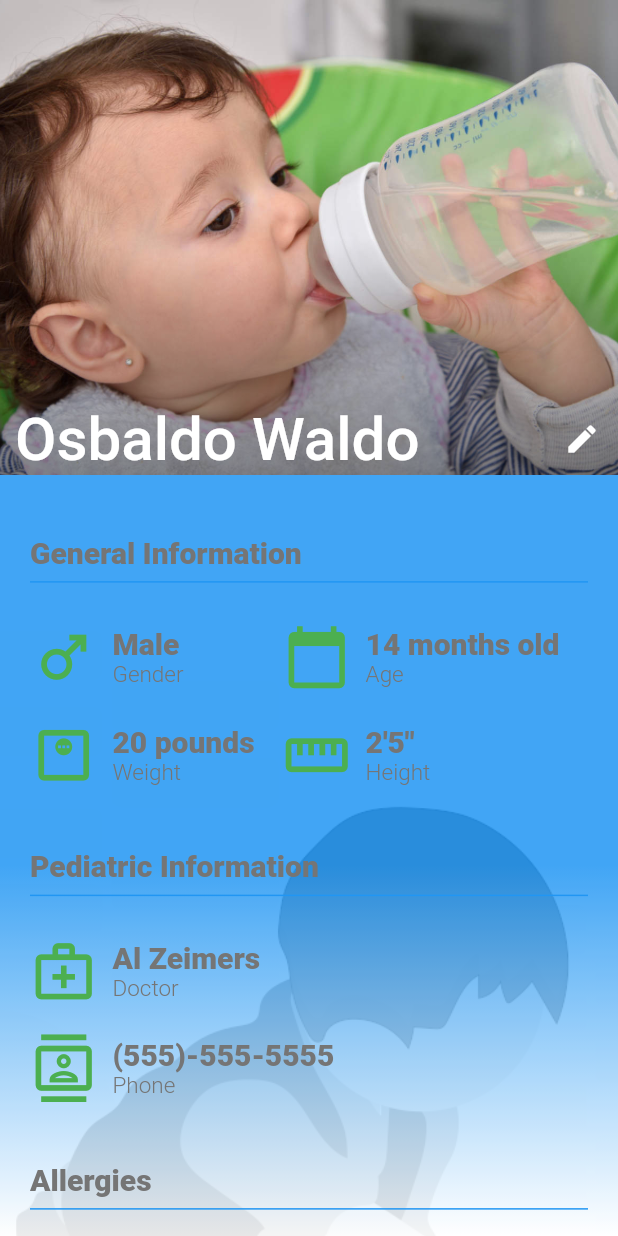
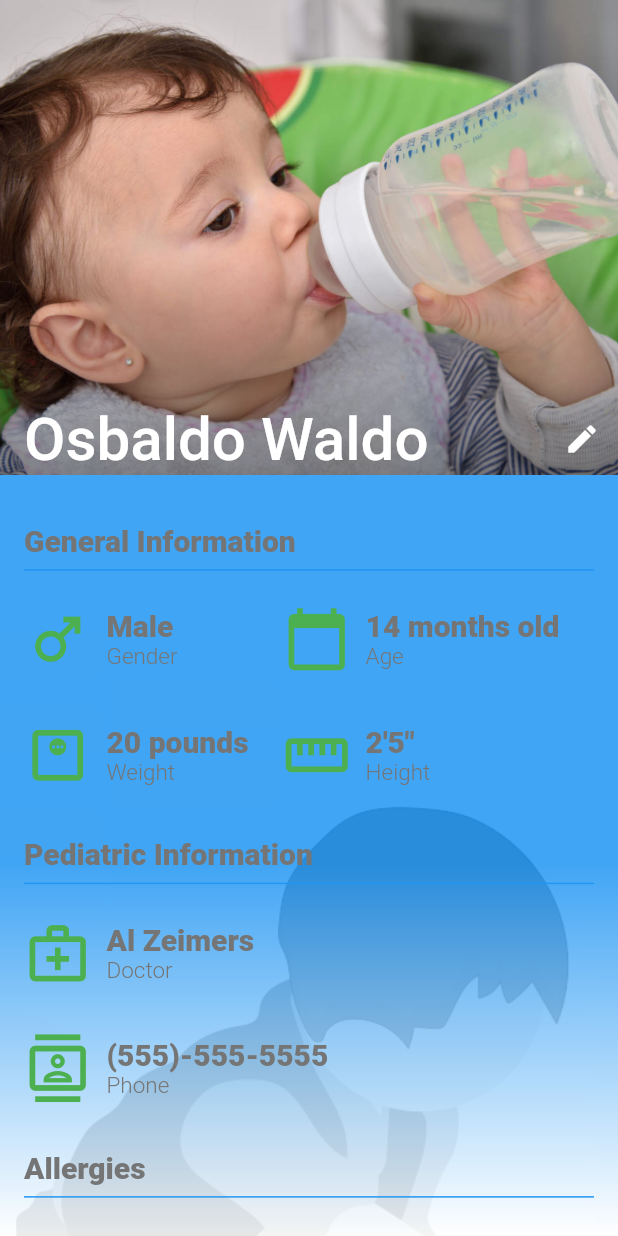
Before and after one commit to acm-projects/BabyQuest, a Flutter app: the ProfilePage screen opened directly, on a phone screen of 412 x 824 dp. Run offline on Flutter 3.47's test engine with Material 2 defaults, Android fonts, the phone set to English and light mode, and no system bars; our stand-ins replace cloud_firestore, firebase_auth, firebase_core, flutter_spinkit, flutter_svg, font_awesome_flutter and 3 more; accounts and stored records are empty; network calls fail.

Commit message:
changed margins

```diff
--- a/client/lib/pages/main/home_page.dart
+++ b/client/lib/pages/main/home_page.dart
@@ -40,7 +40,7 @@ class _HomePageState extends State<HomePage> {
           ),
           backgroundColor: Colors.green,
         ),
-        body: Column(
+        body: ListView(
           children: [
             Center(
               child: Stack(
--- a/client/lib/pages/main/profile_page.dart
+++ b/client/lib/pages/main/profile_page.dart
@@ -11,8 +11,6 @@ class ProfilePage extends StatelessWidget {
   @override
   Widget build(BuildContext context) {
     return Scaffold(
-      backgroundColor: Theme.of(context).colorScheme.primaryVariant,
-      //backgroundColor: Colors.white,
       body: Container(
         decoration: BoxDecoration(
           gradient: LinearGradient(
@@ -60,7 +58,7 @@ class ProfilePage extends StatelessWidget {
                             Align(
                               alignment: Alignment.bottomLeft,
                               child: Container(
-                                padding: const EdgeInsets.only(left: 10),
+                                padding: const EdgeInsets.only(left: 16),
                                 child: const Text(
                                   'Osbaldo Waldo',
                                   style: TextStyle(
@@ -95,11 +93,11 @@ class ProfilePage extends StatelessWidget {
                       ),
                     ),
                     child: Padding(
-                      padding: const EdgeInsets.symmetric(horizontal: 20),
+                      padding: const EdgeInsets.symmetric(horizontal: 16),
                       child: Column(
                         children: [
                           Padding(
-                            padding: const EdgeInsets.only(top: 40),
+                            padding: const EdgeInsets.only(top: 32),
                             child: Column(
                               mainAxisSize: MainAxisSize.max,
                               mainAxisAlignment: MainAxisAlignment.start,
@@ -120,7 +118,7 @@ class ProfilePage extends StatelessWidget {
                                 ),
                                 Container(
                                   padding:
-                                      const EdgeInsets.symmetric(vertical: 20),
+                                      const EdgeInsets.symmetric(vertical: 16),
                                   child: Row(
                                     children: [
                                       Column(
@@ -133,7 +131,7 @@ class ProfilePage extends StatelessWidget {
                                             bottomText: 'Gender',
                                           ),
                                           SizedBox(
-                                            height: 20,
+                                            height: 32,
                                           ),
                                           IconInformation(
                                             iconData:
@@ -154,7 +152,7 @@ class ProfilePage extends StatelessWidget {
                                             bottomText: 'Age',
                                           ),
                                           SizedBox(
-                                            height: 20,
+                                            height: 32,
                                           ),
                                           IconInformation(
                                             iconData: Icons.straighten,
@@ -171,7 +169,7 @@ class ProfilePage extends StatelessWidget {
                             ),
                           ),
                           Padding(
-                            padding: const EdgeInsets.only(top: 20),
+                            padding: const EdgeInsets.only(top: 16),
                             child: Column(
                               crossAxisAlignment: CrossAxisAlignment.start,
                               children: [
@@ -190,7 +188,7 @@ class ProfilePage extends StatelessWidget {
                                 ),
                                 Padding(
                                   padding:
-                                      const EdgeInsets.symmetric(vertical: 20),
+                                      const EdgeInsets.symmetric(vertical: 16),
                                   child: Column(
                                     children: const [
                                       IconInformation(
@@ -200,7 +198,7 @@ class ProfilePage extends StatelessWidget {
                                         bottomText: 'Doctor',
                                       ),
                                       SizedBox(
-                                        height: 20,
+                                        height: 32,
                                       ),
                                       IconInformation(
                                         iconData: Icons.contacts_outlined,
@@ -214,7 +212,7 @@ class ProfilePage extends StatelessWidget {
                             ),
                           ),
                           Padding(
-                            padding: const EdgeInsets.only(top: 20),
+                            padding: const EdgeInsets.only(top: 16),
                             child: Column(
                               mainAxisSize: MainAxisSize.max,
                               mainAxisAlignment: MainAxisAlignment.start,
@@ -235,7 +233,7 @@ class ProfilePage extends StatelessWidget {
                                 ),
                                 Padding(
                                   padding:
-                                      const EdgeInsets.symmetric(vertical: 20),
+                                      const EdgeInsets.symmetric(vertical: 16),
                                   child: Column(
                                     children: const [
                                       IconInformation(
@@ -244,7 +242,7 @@ class ProfilePage extends StatelessWidget {
                                         bottomText: 'Extreme',
                                       ),
                                       SizedBox(
-                                        height: 20,
+                                        height: 32,
                                       ),
                                       IconInformation(
                                         iconData: Icons.warning_amber_outlined,
@@ -252,7 +250,7 @@ class ProfilePage extends StatelessWidget {
                                         bottomText: 'Mild',
                                       ),
                                       SizedBox(
-                                        height: 20,
+                                        height: 32,
                                       ),
                                       IconInformation(
                                         iconData: Icons.warning_amber_outlined,
@@ -272,7 +270,7 @@ class ProfilePage extends StatelessWidget {
                           ),
                           Padding(
                             padding: const EdgeInsets.only(
-                                left: 30, right: 30, top: 20, bottom: 20),
+                                left: 32, right: 32, top: 16, bottom: 16),
                             child: Row(
                               crossAxisAlignment: CrossAxisAlignment.start,
                               mainAxisAlignment: MainAxisAlignment.center,
--- a/client/lib/widgets/fraction_circle.dart
+++ b/client/lib/widgets/fraction_circle.dart
@@ -63,6 +63,7 @@ class ArcPainter extends CustomPainter {
     final startAngle = -math.pi / 2;
     final sweepAngle = (2 * math.pi) * fraction;
     const useCenter = false;
+
     final paint = Paint()
       ..color = primaryArcColor
       ..style = PaintingStyle.stroke
```
Also changed, not shown: client/lib/pages/main/statistics_page.dart (+13 -10 lines).
